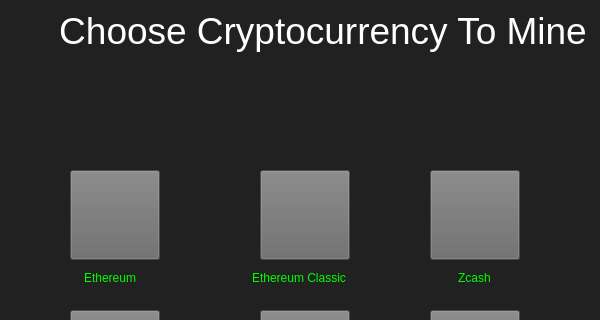
Old version of the form Mr.Mining/MikeTheMiner/ChooseCurrency.ui in the repository patel344/Mr.Miner; both pictures show x 0 to 600 and y 0 to 320 of the 600 by 600 pixel window.
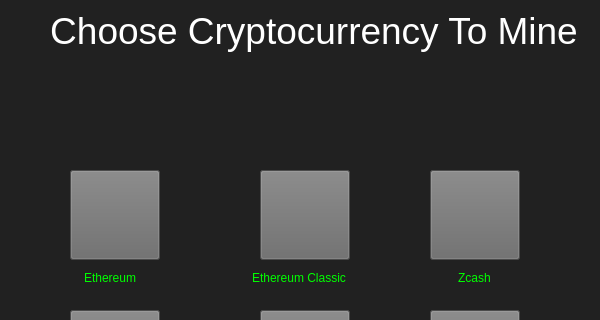
New version of the form. Icons and pictures are not drawn.

The edit to the form file:
```diff
--- a/Mr.Mining/MikeTheMiner/ChooseCurrency.ui
+++ b/Mr.Mining/MikeTheMiner/ChooseCurrency.ui
@@ -278,7 +278,7 @@
   <widget class="QWidget" name="verticalLayoutWidget">
    <property name="geometry">
     <rect>
-     <x>59</x>
+     <x>50</x>
      <y>10</y>
      <width>481</width>
      <height>80</height>
```
